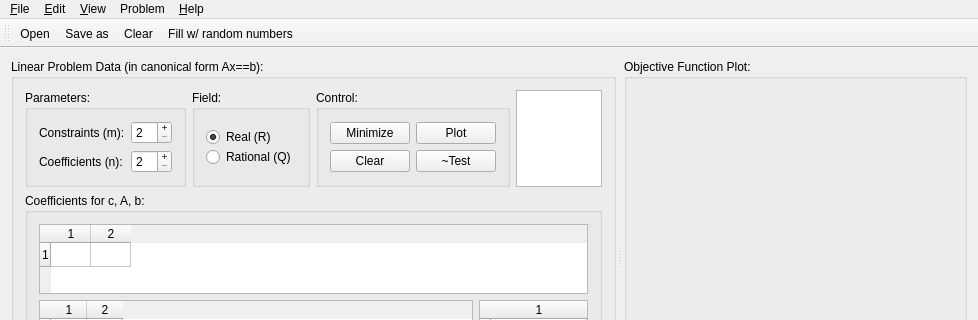
Qt form forms/mainwindow.ui (0x414c/linear-optimization-demo) before a commit; both pictures show x 0 to 978 and y 0 to 320 of the 978 by 490 pixel window.
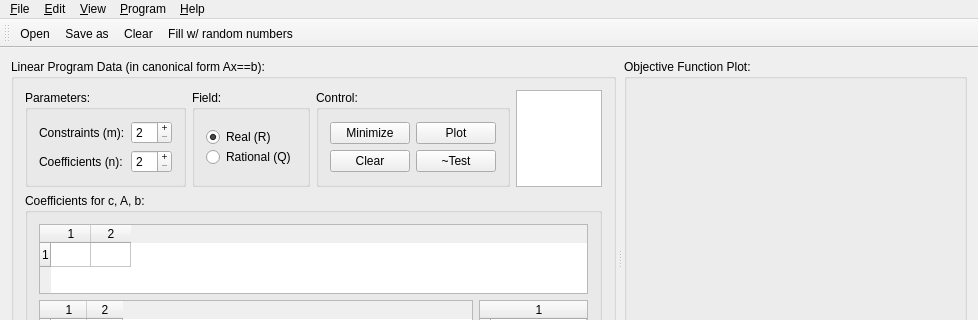
The same form after that commit. Icons and pictures are not drawn. Custom widgets are drawn as their Qt base class.

Diff of the .ui file:
```diff
--- a/forms/mainwindow.ui
+++ b/forms/mainwindow.ui
@@ -37,7 +37,7 @@
         </sizepolicy>
        </property>
        <property name="title">
-        <string>Linear Problem Data (in canonical form Ax==b):</string>
+        <string>Linear Program Data (in canonical form Ax==b):</string>
        </property>
        <layout class="QGridLayout" name="gridLayout_11">
         <item row="0" column="0">
@@ -531,7 +531,7 @@
    </widget>
    <widget class="QMenu" name="menuProblem">
     <property name="title">
-     <string>Problem</string>
+     <string>&amp;Program</string>
     </property>
     <addaction name="action_Solve"/>
     <addaction name="action_Plot"/>
```
Left out of the diff: 11 changed lines with no effect on the pictures.
